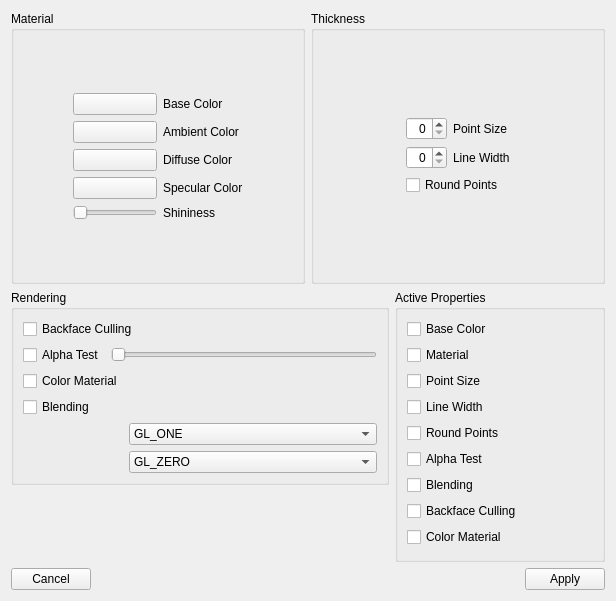
ShenRen/OpenFlipper, file ACG/QtWidgets/QtMaterialDialogUi.ui: the form before one commit.
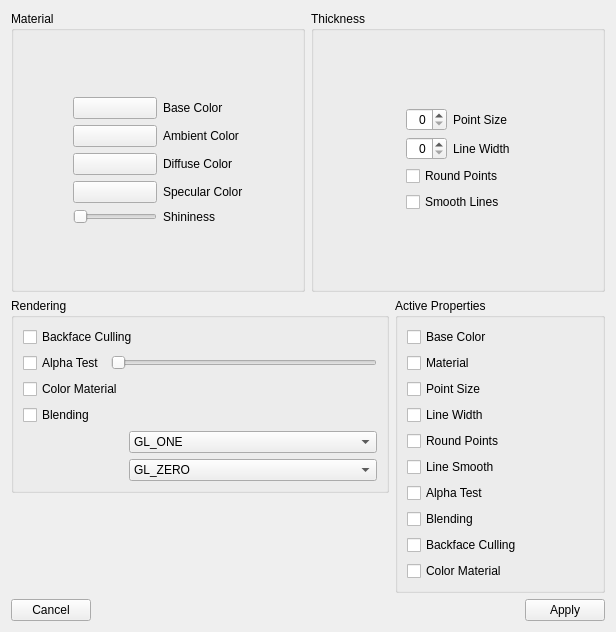
The form after the commit.

Commit message: Added lineSmooth to material node

What changed in the file:
```diff
--- a/ACG/QtWidgets/QtMaterialDialogUi.ui
+++ b/ACG/QtWidgets/QtMaterialDialogUi.ui
@@ -6,7 +6,7 @@
     <x>0</x>
     <y>0</y>
     <width>616</width>
-    <height>601</height>
+    <height>632</height>
    </rect>
   </property>
   <property name="sizePolicy" >
@@ -302,6 +302,13 @@
             </property>
            </widget>
           </item>
+          <item>
+           <widget class="QCheckBox" name="lineSmoothCheckBox" >
+            <property name="text" >
+             <string>Smooth Lines</string>
+            </property>
+           </widget>
+          </item>
          </layout>
         </item>
         <item row="1" column="0" >
@@ -636,6 +643,13 @@
           </property>
          </widget>
         </item>
+        <item>
+         <widget class="QCheckBox" name="lineSmoothActive" >
+          <property name="text" >
+           <string>Line Smooth</string>
+          </property>
+         </widget>
+        </item>
         <item>
          <widget class="QCheckBox" name="alphaTestActive" >
           <property name="text" >
```
The commit also changes 4 other files.
